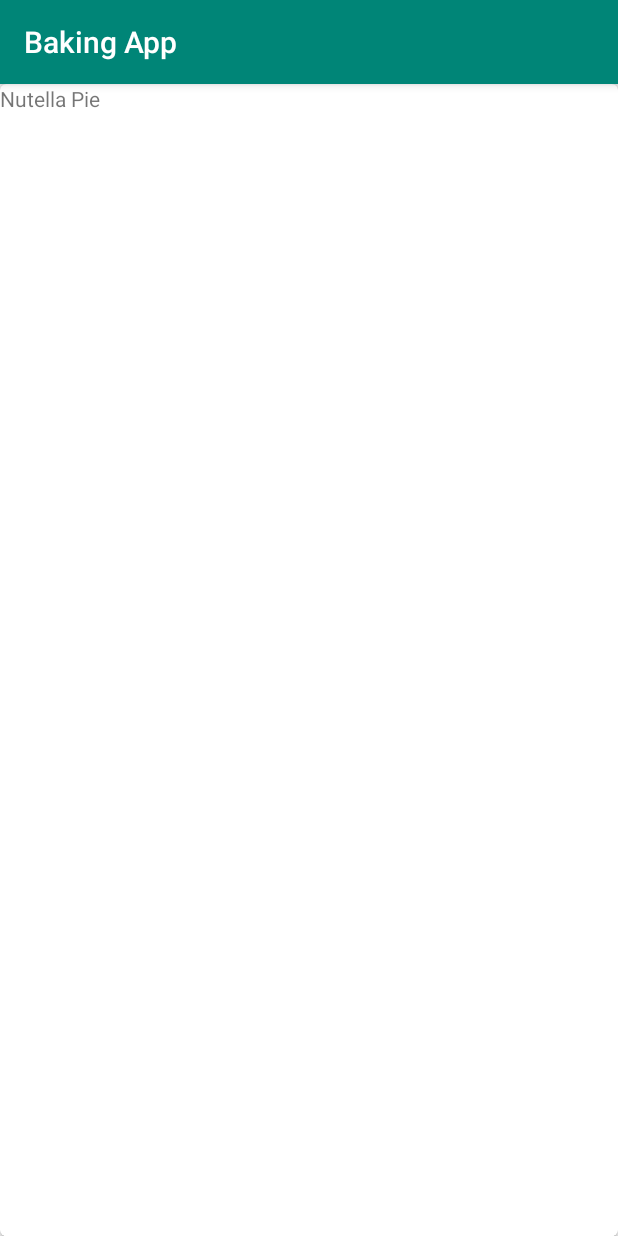
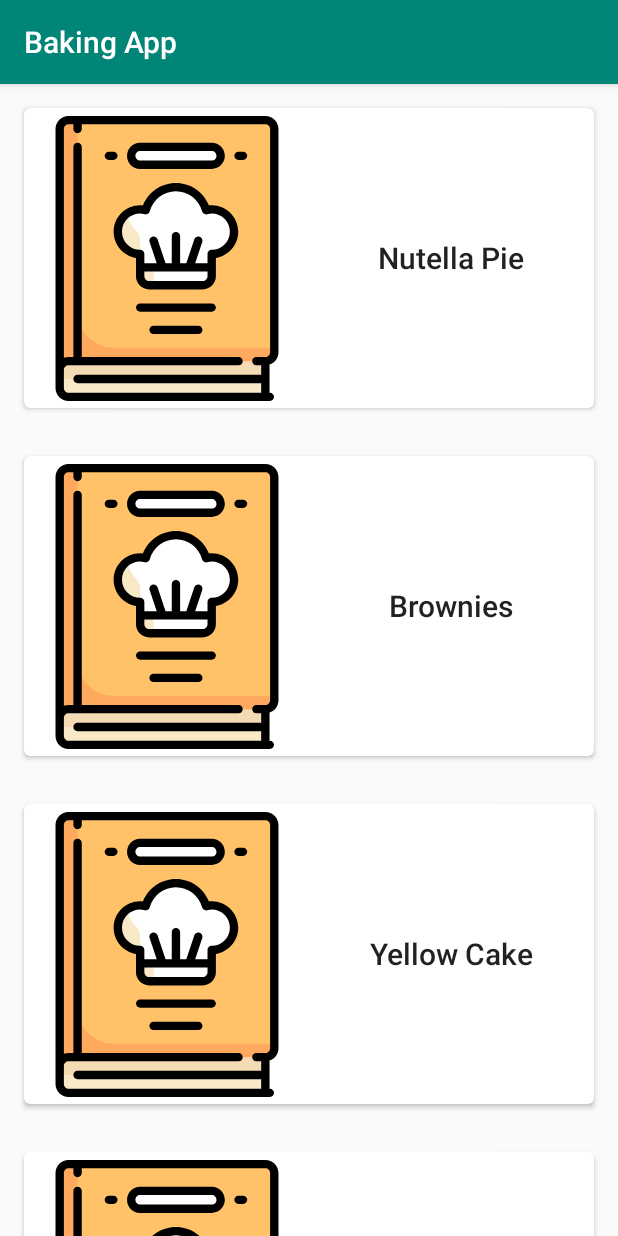
Before and after one commit to noobiedever/baking-app, an Android app: the screen it shows after launch (MainActivity), on a phone screen of 412 x 824 dp. Run offline under Robolectric (Android 15) with nearby library versions, the phone set to English and light mode, and no system bars; our stand-ins replace ButterKnife, Picasso.

Commit message:
Polish RecipeCardFragment layout

```diff
--- a/app/build.gradle
+++ b/app/build.gradle
@@ -27,7 +27,7 @@ dependencies {
     implementation fileTree(dir: 'libs', include: ['*.jar'])
     implementation 'androidx.appcompat:appcompat:1.0.2'
     implementation 'androidx.constraintlayout:constraintlayout:1.1.3'
-    // use gson library
+    // GSON
     implementation 'com.google.code.gson:gson:2.8.5'
     // CardView
     implementation 'androidx.cardview:cardview:1.0.0'
@@ -38,6 +38,8 @@ dependencies {
     // Butter Knife
     implementation 'com.jakewharton:butterknife:10.1.0'
     annotationProcessor 'com.jakewharton:butterknife-compiler:10.1.0'
+    // Picasso
+    implementation 'com.squareup.picasso:picasso:2.71828'
 
     testImplementation 'junit:junit:4.12'
     androidTestImplementation 'androidx.test:runner:1.1.1'
--- a/app/src/main/java/com/example/bakingapp/MainActivity.java
+++ b/app/src/main/java/com/example/bakingapp/MainActivity.java
@@ -28,7 +28,7 @@ public class MainActivity extends AppCompatActivity {
         FragmentManager fragmentManager = getSupportFragmentManager();
 
         fragmentManager.beginTransaction()
-                .add(R.id.container_recipes, recipeCardFragment)
+                .add(R.id.fragment_container, recipeCardFragment)
                 .commit();
     }
 }
--- a/app/src/main/java/com/example/bakingapp/RecipeAdapter.java
+++ b/app/src/main/java/com/example/bakingapp/RecipeAdapter.java
@@ -4,9 +4,11 @@ import android.content.Context;
 import android.view.LayoutInflater;
 import android.view.View;
 import android.view.ViewGroup;
+import android.widget.ImageView;
 import android.widget.TextView;
 
 import com.example.bakingapp.models.Recipe;
+import com.squareup.picasso.Picasso;
 
 import androidx.annotation.NonNull;
 import androidx.recyclerview.widget.RecyclerView;
@@ -30,6 +32,7 @@ public class RecipeAdapter extends RecyclerView.Adapter<RecipeAdapter.RecipeAdap
             implements View.OnClickListener {
 
         @BindView(R.id.tv_recipe_title) TextView mRecipeTitleTextView;
+        @BindView(R.id.iv_recipe_image) ImageView mRecipeIconImageView;
 
         public RecipeAdapterViewHolder(@NonNull View itemView) {
             super(itemView);
@@ -61,6 +64,13 @@ public class RecipeAdapter extends RecyclerView.Adapter<RecipeAdapter.RecipeAdap
     @Override
     public void onBindViewHolder(@NonNull RecipeAdapter.RecipeAdapterViewHolder holder, int position) {
         holder.mRecipeTitleTextView.setText(mRecipeData[position].getName());
+
+        if(mRecipeData[position].getImage() == null || mRecipeData[position].getImage().equals("")) {
+            holder.mRecipeIconImageView.setImageResource(R.drawable.ic_recipe_image);
+        } else {
+            Picasso.get().load(mRecipeData[position].getImage()).into(holder.mRecipeIconImageView);
+        }
+
     }
 
     @Override
--- a/app/src/main/res/layout/activity_main.xml
+++ b/app/src/main/res/layout/activity_main.xml
@@ -1,16 +1,8 @@
 <?xml version="1.0" encoding="utf-8"?>
 
-<LinearLayout
-    android:id="@+id/container_recipes"
+<FrameLayout
+    android:id="@+id/fragment_container"
     xmlns:android="http://schemas.android.com/apk/res/android"
     android:layout_width="match_parent"
-    android:layout_height="match_parent">
-
-    <fragment xmlns:android="http://schemas.android.com/apk/res/android"
-        android:id="@+id/f_recipes"
-        android:name="com.example.bakingapp.RecipeCardFragment"
-        android:layout_width="match_parent"
-        android:layout_height="match_parent">
-    </fragment>
-
-</LinearLayout>
+    android:layout_height="wrap_content">
+</FrameLayout>
--- a/app/src/main/res/layout/fragment_recipes.xml
+++ b/app/src/main/res/layout/fragment_recipes.xml
@@ -1,10 +1,9 @@
 <?xml version="1.0" encoding="utf-8"?>
 <LinearLayout xmlns:android="http://schemas.android.com/apk/res/android"
     android:layout_width="match_parent"
-    android:layout_height="match_parent">
+    android:layout_height="wrap_content">
 
     <androidx.recyclerview.widget.RecyclerView
-
         android:id="@+id/rv_recipe_list"
         android:layout_width="match_parent"
         android:layout_height="match_parent" />
--- a/app/src/main/res/layout/recipe_cards.xml
+++ b/app/src/main/res/layout/recipe_cards.xml
@@ -1,21 +1,36 @@
 <?xml version="1.0" encoding="utf-8"?>
 <androidx.cardview.widget.CardView xmlns:android="http://schemas.android.com/apk/res/android"
+    xmlns:app="http://schemas.android.com/apk/res-auto"
     xmlns:tools="http://schemas.android.com/tools"
-    xmlns:app="http://schemas.android.com/apk/res-auto"
+    android:layout_width="match_parent"
+    android:layout_height="200dp"
+    android:layout_margin="16dp"
     android:orientation="vertical"
-    android:layout_width="match_parent"
-    android:layout_height="match_parent"
     app:cardCornerRadius="4dp">
 
     <LinearLayout
         android:layout_width="match_parent"
-        android:layout_height="wrap_content">
+        android:layout_height="match_parent"
+        android:orientation="horizontal">
+
+        <ImageView
+            android:id="@+id/iv_recipe_image"
+            android:layout_width="0dp"
+            android:layout_height="match_parent"
+            android:scaleType="centerInside"
+            android:layout_weight="1"
+            android:layout_gravity="center"
+            tools:src="@drawable/ic_recipe_image"/>
 
         <TextView
             android:id="@+id/tv_recipe_title"
-            android:layout_width="match_parent"
+            android:layout_width="0dp"
             android:layout_height="wrap_content"
-            tools:text="@string/tools_recipe_name"/>
+            android:layout_weight="1"
+            android:layout_gravity="center"
+            android:textAlignment="center"
+            style="@style/TextAppearance.AppCompat.Title"
+            tools:text="@string/tools_recipe_name" />
     </LinearLayout>
 
 </androidx.cardview.widget.CardView>
```
